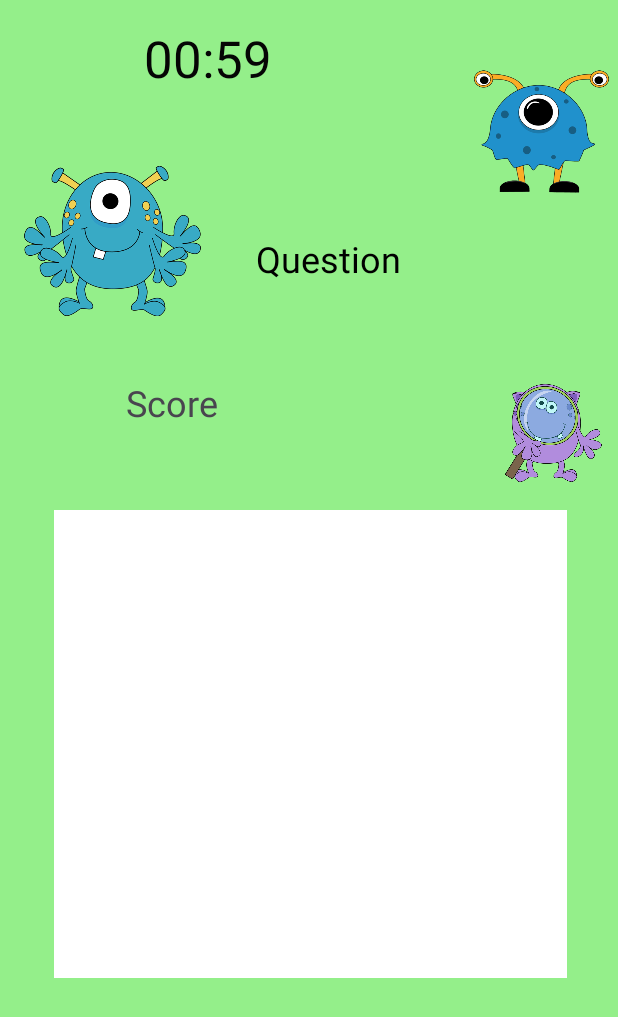
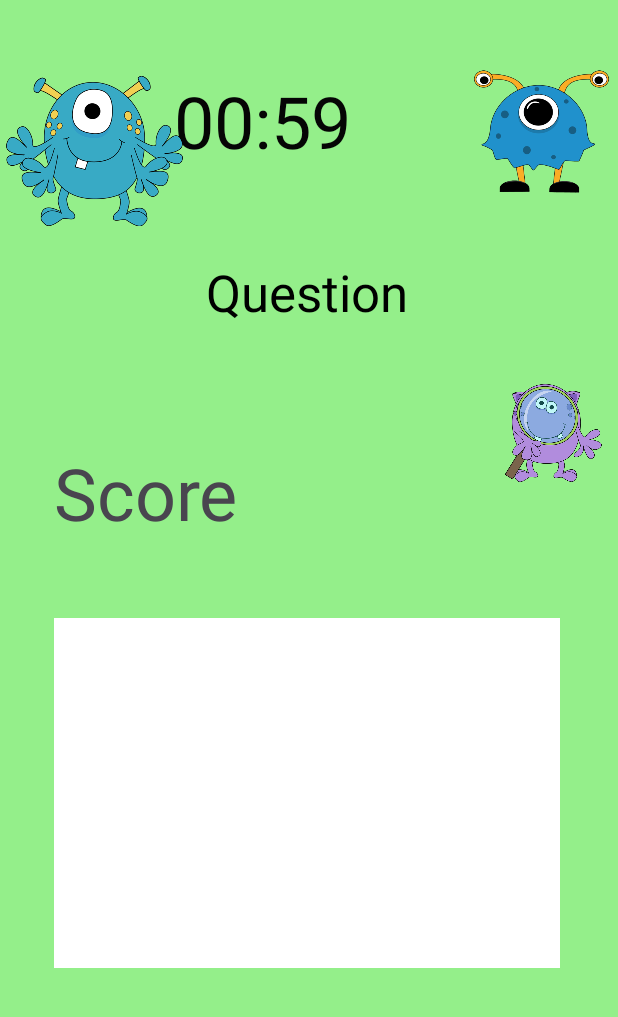
Before and after one commit to newunderscorerory/MonsterMath, an Android app: the Game screen opened directly, with no data from a screen before it, on a phone screen of 412 x 824 dp. Shown: the top 1017 px of the screen. Run offline under Robolectric (Android 15) with nearby library versions, the phone set to English and light mode, and no system bars.

```diff
--- a/app/src/main/AndroidManifest.xml
+++ b/app/src/main/AndroidManifest.xml
@@ -31,6 +31,7 @@
         <activity android:name=".Controller.Win"> </activity>
         <activity android:name=".Controller.Lose"> </activity>
         <activity android:name=".Controller.ChooseDifficulty"> </activity>
+        <activity android:name=".Controller.EditUser"></activity>
 
 
     </application>
--- a/app/src/main/res/layout/admin.xml
+++ b/app/src/main/res/layout/admin.xml
@@ -17,7 +17,7 @@
         app:layout_constraintTop_toTopOf="parent" />
 
     <Button
-        android:id="@+id/button"
+        android:id="@+id/AddButton"
         android:layout_width="148dp"
         android:layout_height="77dp"
         android:layout_marginStart="128dp"
@@ -27,7 +27,7 @@
         app:layout_constraintTop_toTopOf="parent" />
 
     <Button
-        android:id="@+id/button2"
+        android:id="@+id/EditButton"
         android:layout_width="148dp"
         android:layout_height="77dp"
         android:layout_marginStart="128dp"
@@ -37,7 +37,7 @@
         app:layout_constraintTop_toTopOf="parent" />
 
     <Button
-        android:id="@+id/button3"
+        android:id="@+id/DeleteButton"
         android:layout_width="148dp"
         android:layout_height="77dp"
         android:layout_marginStart="128dp"
--- a/app/src/main/res/layout/game.xml
+++ b/app/src/main/res/layout/game.xml
@@ -5,19 +5,19 @@
     android:layout_width="match_parent"
     android:layout_height="match_parent"
     android:background="@color/back"
-    android:textAlignment="gravity">
+    android:textAlignment="center">
 
     <TextView
         android:id="@+id/Question"
-        android:layout_width="229dp"
-        android:layout_height="72dp"
-        android:layout_marginStart="104dp"
-        android:layout_marginTop="156dp"
+        android:layout_width="266dp"
+        android:layout_height="82dp"
+        android:layout_marginStart="72dp"
+        android:layout_marginTop="172dp"
         android:text="Question"
         android:textAlignment="center"
         android:textColor="@color/black"
         android:textColorHint="#000000"
-        android:textSize="24sp"
+        android:textSize="34sp"
         app:layout_constraintStart_toStartOf="parent"
         app:layout_constraintTop_toTopOf="parent" />
 
@@ -25,12 +25,12 @@
         android:id="@+id/Countdown"
         android:layout_width="198dp"
         android:layout_height="97dp"
-        android:layout_marginStart="96dp"
-        android:layout_marginTop="16dp"
+        android:layout_marginStart="116dp"
+        android:layout_marginTop="48dp"
         android:text="Time left: 60 seconds"
         android:textColor="#050505"
         android:textColorHint="#000000"
-        android:textSize="34sp"
+        android:textSize="48sp"
         app:layout_constraintStart_toStartOf="parent"
         app:layout_constraintTop_toTopOf="parent" />
 
@@ -38,8 +38,8 @@
         android:id="@+id/imageView5"
         android:layout_width="118dp"
         android:layout_height="105dp"
-        android:layout_marginStart="16dp"
-        android:layout_marginTop="108dp"
+        android:layout_marginStart="4dp"
+        android:layout_marginTop="48dp"
         app:layout_constraintStart_toStartOf="parent"
         app:layout_constraintTop_toTopOf="parent"
         app:srcCompat="@drawable/four_arm_monster" />
@@ -66,10 +66,10 @@
 
     <GridView
         android:id="@+id/optionsGridView"
-        android:layout_width="342dp"
-        android:layout_height="312dp"
+        android:layout_width="337dp"
+        android:layout_height="233dp"
         android:layout_marginStart="36dp"
-        android:layout_marginTop="340dp"
+        android:layout_marginTop="412dp"
         android:background="#FFFFFF"
         android:divider="@android:color/black"
         android:dividerHeight="2dp"
@@ -81,12 +81,12 @@
 
     <TextView
         android:id="@+id/scoreTextView"
-        android:layout_width="201dp"
-        android:layout_height="43dp"
-        android:layout_marginStart="84dp"
-        android:layout_marginTop="252dp"
+        android:layout_width="234dp"
+        android:layout_height="81dp"
+        android:layout_marginStart="36dp"
+        android:layout_marginTop="296dp"
         android:text="Score"
-        android:textSize="24sp"
+        android:textSize="48sp"
         app:layout_constraintStart_toStartOf="parent"
         app:layout_constraintTop_toTopOf="parent" />
 
```
Also changed, not shown: app/src/main/java/com/example/monstermath/Controller/Admin.kt (+61 -7 lines), app/src/main/java/com/example/monstermath/Controller/EditUser.kt (added, +65 -0 lines), app/src/main/java/com/example/monstermath/Controller/PlayerProfile.kt (+8 -1 lines), app/src/main/java/com/example/monstermath/Model/MonsterMathDBHelper.kt (+20 -0 lines), app/src/main/res/layout/edituser.xml (added, +108 -0 lines).
